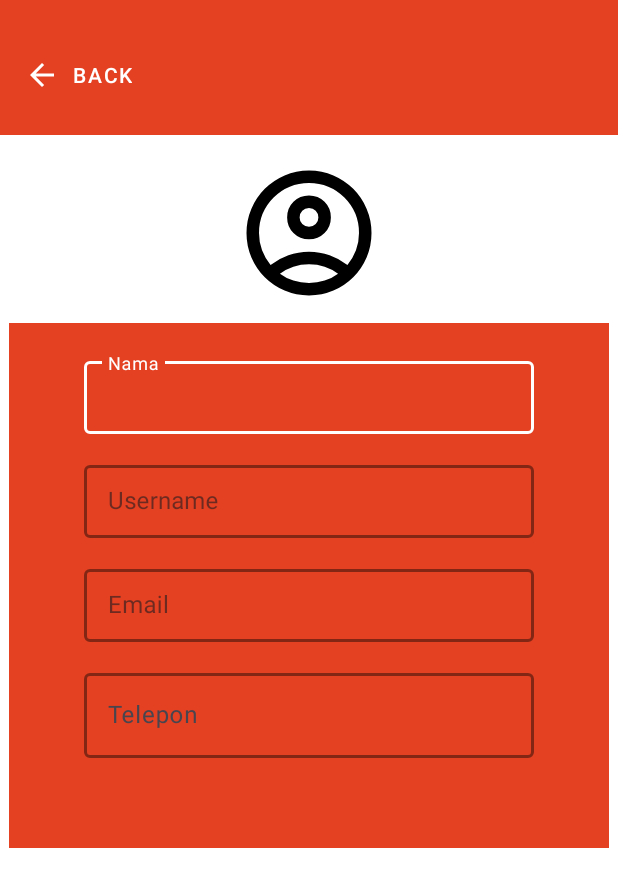
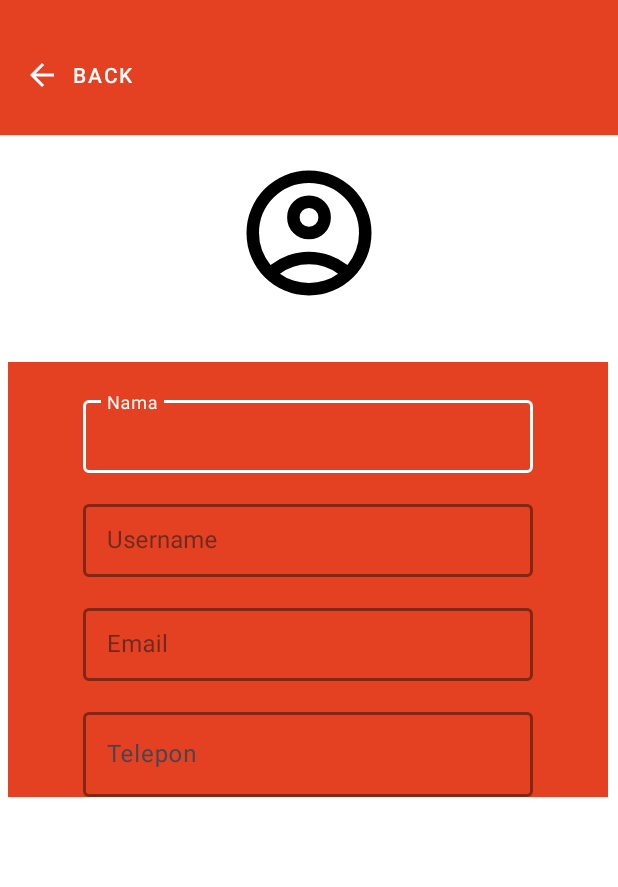
Before and after one commit to xrtvann/seblak-predator-mobile-app, an Android app built with Jetpack Compose: the layout activity_profile.xml on its own in the app's theme, with its tools: preview values and no code run, on a phone screen of 412 x 824 dp. Shown: the top 887 px of the screen. Run offline under Robolectric (Android 15) with nearby library versions, the phone set to English and light mode, and no system bars.

Commit message:
update + add notification

```diff
--- a/app/src/main/AndroidManifest.xml
+++ b/app/src/main/AndroidManifest.xml
@@ -15,7 +15,7 @@
             android:name=".MenuActivity"
             android:exported="false" />
         <activity
-            android:name=".auth.LoginActivity"
+            android:name=".SecondTransaction"
             android:exported="true">
             <intent-filter>
                 <action android:name="android.intent.action.MAIN" />
@@ -33,7 +33,7 @@
             android:name=".MainActivity"
             android:exported="false" />
         <activity
-            android:name=".SecondTransaction"
+            android:name=".auth.LoginActivity"
             android:exported="false" />
         <activity
             android:name=".splash.SplashActivity"
--- a/app/src/main/java/com/irvan/seblakpredator/auth/LoginActivity.java
+++ b/app/src/main/java/com/irvan/seblakpredator/auth/LoginActivity.java
@@ -116,6 +116,7 @@ public class LoginActivity extends AppCompatActivity {
                 return;
             }
 
+
             if (username.equals(usernameHint) && password.equals(passwordHint)) {
                 Toast.makeText(this, "Login berhasil!", Toast.LENGTH_SHORT).show();
 
--- a/app/src/main/java/com/irvan/seblakpredator/auth/RegisterActivity.java
+++ b/app/src/main/java/com/irvan/seblakpredator/auth/RegisterActivity.java
@@ -62,6 +62,7 @@ public class RegisterActivity extends AppCompatActivity {
         loginText = findViewById(R.id.linkLogin);
     }
 
+
     private void setupListener() {
         loginText.setOnClickListener(v -> {
             Intent intent = new Intent(RegisterActivity.this, LoginActivity.class);
--- a/app/src/main/res/layout/activity_profile.xml
+++ b/app/src/main/res/layout/activity_profile.xml
@@ -59,10 +59,11 @@
 
                 <androidx.constraintlayout.widget.ConstraintLayout
                     android:layout_width="400dp"
-                    android:layout_height="350dp"
-                    android:layout_marginTop="10dp"
+                    android:layout_height="match_parent"
+                    android:layout_marginTop="36dp"
                     android:background="@color/primary"
                     app:layout_constraintEnd_toEndOf="parent"
+                    app:layout_constraintHorizontal_bias="0.454"
                     app:layout_constraintStart_toStartOf="parent"
                     app:layout_constraintTop_toBottomOf="@+id/imageView4">
 
--- a/app/src/main/res/layout/notification_incorrectdata.xml
+++ b/app/src/main/res/layout/notification_incorrectdata.xml
@@ -15,7 +15,7 @@
         android:layout_gravity="center">
 
         <TextView
-            android:id="@+id/textView11"
+            android:id="@+id/note1"
             style="@style/TextAppearance.Material3.BodyLarge.Emphasized"
             android:layout_width="wrap_content"
             android:layout_height="wrap_content"
@@ -39,7 +39,7 @@
             app:layout_constraintBottom_toBottomOf="parent"
             app:layout_constraintEnd_toEndOf="parent"
             app:layout_constraintStart_toStartOf="parent"
-            app:layout_constraintTop_toBottomOf="@+id/textView11" />
+            app:layout_constraintTop_toBottomOf="@+id/note1" />
     </androidx.constraintlayout.widget.ConstraintLayout>
 
 </LinearLayout>
--- a/app/src/main/res/layout/notification_logoutconfirm.xml
+++ b/app/src/main/res/layout/notification_logoutconfirm.xml
@@ -15,7 +15,7 @@
         android:layout_gravity="center">
 
         <TextView
-            android:id="@+id/textView11"
+            android:id="@+id/note"
             style="@style/TextAppearance.Material3.BodyLarge.Emphasized"
             android:layout_width="wrap_content"
             android:layout_height="wrap_content"
@@ -36,7 +36,7 @@
             app:layout_constraintBottom_toBottomOf="parent"
             app:layout_constraintEnd_toEndOf="parent"
             app:layout_constraintStart_toEndOf="@+id/okbutton"
-            app:layout_constraintTop_toBottomOf="@+id/textView11" />
+            app:layout_constraintTop_toBottomOf="@+id/note1" />
 
         <Button
             android:id="@+id/okbutton"
@@ -51,7 +51,7 @@
             app:layout_constraintEnd_toEndOf="parent"
             app:layout_constraintHorizontal_bias="0.186"
             app:layout_constraintStart_toStartOf="parent"
-            app:layout_constraintTop_toBottomOf="@+id/textView11"
+            app:layout_constraintTop_toBottomOf="@+id/note1"
             app:layout_constraintVertical_bias="0.49" />
     </androidx.constraintlayout.widget.ConstraintLayout>
 
```
Also changed, not shown: app/src/main/res/layout/activity_konfir_pesaana.xml (deleted, +0 -10 lines).
